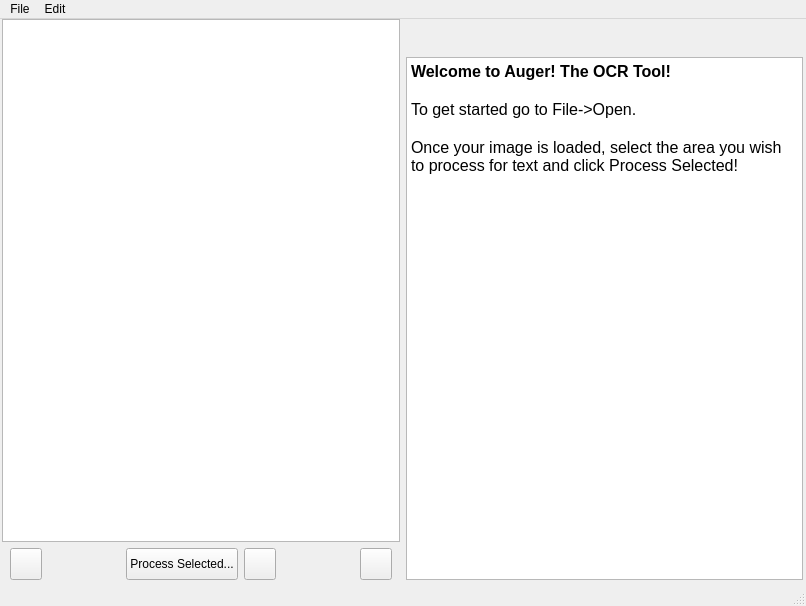
Old version of the form auger/forms/ui/mainwindow.ui in the repository m-flak/auger.
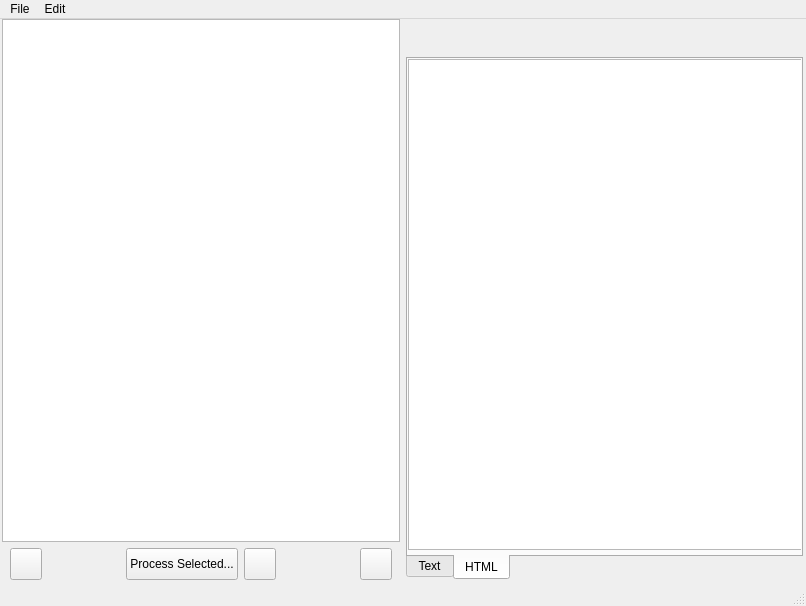
New version of the form. The open tabs and pages were chosen to show the change. Custom widgets are drawn as their Qt base class.

Commit message: The underlying HTML code of the Text View can now be edited. Two views, now: Rich Text & HTML source

The edit to the form file:
```diff
--- a/auger/forms/ui/mainwindow.ui
+++ b/auger/forms/ui/mainwindow.ui
@@ -265,11 +265,36 @@
         </widget>
        </item>
        <item>
+        <widget class="QTabWidget" name="textSide_tabView">
+         <property name="tabPosition">
+          <enum>QTabWidget::South</enum>
+         </property>
+         <property name="currentIndex">
+          <number>0</number>
+         </property>
+         <widget class="QWidget" name="tabTextEdit">
+          <property name="sizePolicy">
+           <sizepolicy hsizetype="Expanding" vsizetype="Expanding">
+            <horstretch>1</horstretch>
+            <verstretch>1</verstretch>
+           </sizepolicy>
+          </property>
+          <attribute name="title">
+           <string>Text</string>
+          </attribute>
         <widget class="AugerTextEdit" name="textSide_textEdit">
+           <property name="geometry">
+            <rect>
+             <x>0</x>
+             <y>0</y>
+             <width>394</width>
+             <height>491</height>
+            </rect>
+           </property>
          <property name="sizePolicy">
           <sizepolicy hsizetype="Expanding" vsizetype="Expanding">
-           <horstretch>0</horstretch>
-           <verstretch>0</verstretch>
+             <horstretch>1</horstretch>
+             <verstretch>1</verstretch>
           </sizepolicy>
          </property>
          <property name="readOnly">
@@ -286,6 +311,35 @@
 &lt;p style=&quot;-qt-paragraph-type:empty; margin-top:0px; margin-bottom:0px; margin-left:0px; margin-right:0px; -qt-block-indent:0; text-indent:0px; font-size:12pt;&quot;&gt;&lt;br /&gt;&lt;/p&gt;
 &lt;p style=&quot; margin-top:0px; margin-bottom:0px; margin-left:0px; margin-right:0px; -qt-block-indent:0; text-indent:0px;&quot;&gt;&lt;span style=&quot; font-size:12pt;&quot;&gt;Once your image is loaded, select the area you wish to process for text and click Process Selected!&lt;/span&gt;&lt;/p&gt;&lt;/body&gt;&lt;/html&gt;</string>
          </property>
+          </widget>
+         </widget>
+         <widget class="QWidget" name="tabHtmlEdit">
+          <property name="sizePolicy">
+           <sizepolicy hsizetype="Expanding" vsizetype="Expanding">
+            <horstretch>1</horstretch>
+            <verstretch>1</verstretch>
+           </sizepolicy>
+          </property>
+          <attribute name="title">
+           <string>HTML</string>
+          </attribute>
+          <widget class="AugerTextEdit" name="textSide_htmlEdit">
+           <property name="geometry">
+            <rect>
+             <x>0</x>
+             <y>0</y>
+             <width>394</width>
+             <height>491</height>
+            </rect>
+           </property>
+           <property name="sizePolicy">
+            <sizepolicy hsizetype="Expanding" vsizetype="Expanding">
+             <horstretch>1</horstretch>
+             <verstretch>1</verstretch>
+            </sizepolicy>
+           </property>
+          </widget>
+         </widget>
         </widget>
        </item>
       </layout>
```
Lines whose indentation alone changed are shown as unchanged. The commit also changes 2 other files.
